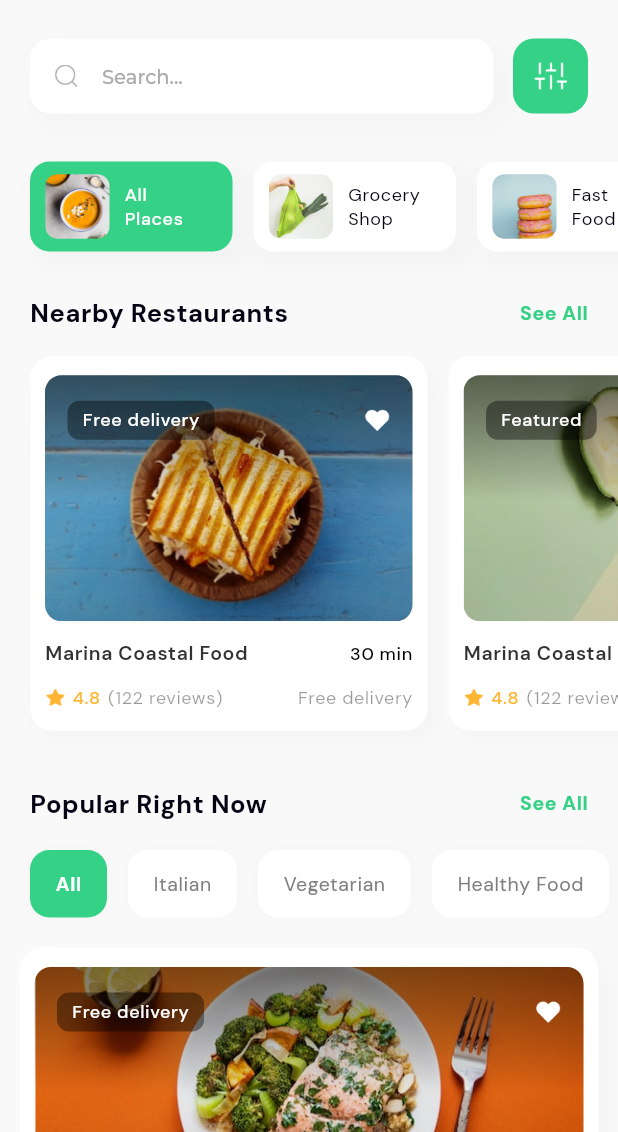
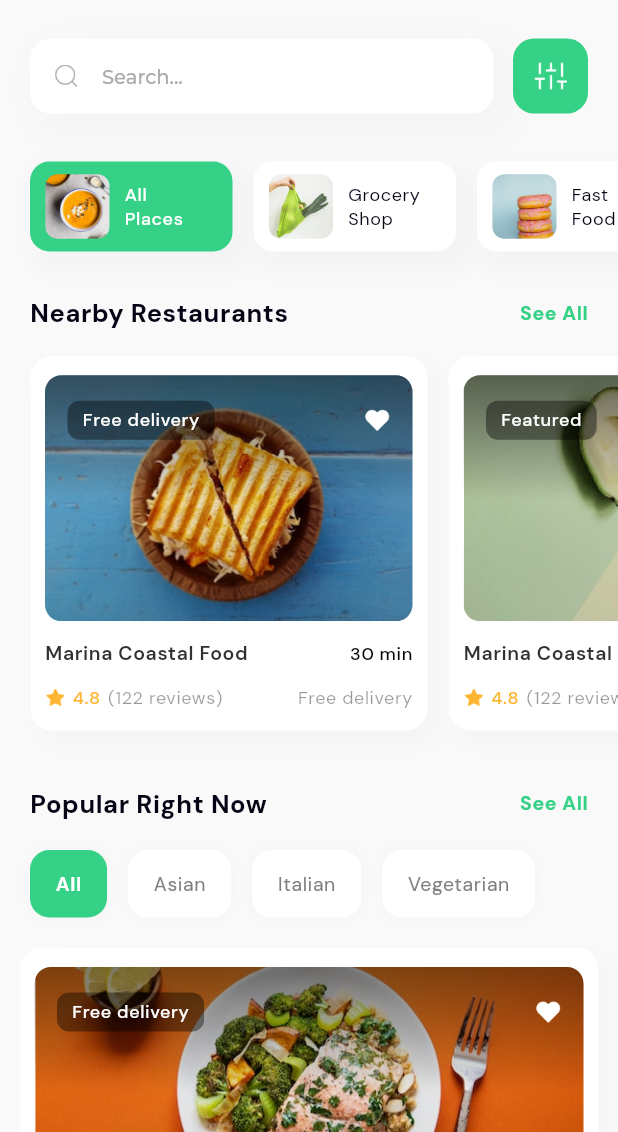
Before and after one commit to eliasss123/elias_weam_food2, a Flutter app: the Home screen opened by its route, on a phone screen of 412 x 824 dp, the part 104-1236 px from its top. Run offline on Flutter 3.47's test engine with Material 2 defaults, Android fonts, the phone set to English and light mode, and no system bars; our stand-ins replace cached_network_image, expandable, flutter_rating_bar, flutter_svg, flutter_switch, get and 7 more; missing offline and left inert: enhance_stepper; accounts and stored records are empty; network calls fail.

```diff
--- a/lib/translations/ar_IL.dart
+++ b/lib/translations/ar_IL.dart
@@ -418,4 +418,5 @@ final Map<String, String> arabic = {
   //Driver App
   'sign_up':'تسجيل',
   'sign_up1':'التسجيل',
+  'asian':'اسيوي',
 };
--- a/lib/translations/en_US.dart
+++ b/lib/translations/en_US.dart
@@ -444,4 +444,5 @@ final Map<String, String> english = {
   //Driver App
   'sign_up':'Sign Up',
   'sign_up1':'Sign Up',
+  'asian':'Asian',
 };
--- a/lib/translations/he_IL.dart
+++ b/lib/translations/he_IL.dart
@@ -418,4 +418,5 @@ final Map<String, String> hebrew = {
   //Driver App
   'sign_up':'הרשמה',
   'sign_up1':'הרשמה',
+  'asian':'אסייתי',
 };
--- a/lib/view/screens/driver_app/driver_app_settings/d_settings_screens/d_languages.dart
+++ b/lib/view/screens/driver_app/driver_app_settings/d_settings_screens/d_languages.dart
@@ -1,6 +1,7 @@
 import 'package:elias_weam_food2/constant/color.dart';
 import 'package:elias_weam_food2/constant/instance.dart';
 import 'package:elias_weam_food2/shared_preferences/user_simple_preferences.dart';
+import 'package:elias_weam_food2/view/screens/driver_app/driver_bottom_nav/driver_bottom_nav.dart';
 import 'package:elias_weam_food2/view/widget/my_text.dart';
 import 'package:elias_weam_food2/view/widget/simple_app_bar.dart';
 import 'package:flutter/material.dart';
@@ -80,6 +81,7 @@ class _DriverLanguagesState extends State<DriverLanguages> {
                             languagesList[index],
                             index,
                           );
+                          Get.offAll(() => DriverBottomNav());
                         },
                         borderRadius: BorderRadius.circular(10),
                         child: Padding(
--- a/lib/view/screens/main_app/home/home.dart
+++ b/lib/view/screens/main_app/home/home.dart
@@ -33,6 +33,7 @@ class _HomeState extends State<Home> {
   ];
   final List<String> popularList = [
     'all',
+    'asian',
     'italian',
     'vegetarian',
     'healthy_food',
--- a/lib/view/screens/main_app/profile/profile_screens/languages.dart
+++ b/lib/view/screens/main_app/profile/profile_screens/languages.dart
@@ -1,6 +1,7 @@
 import 'package:elias_weam_food2/constant/color.dart';
 import 'package:elias_weam_food2/constant/instance.dart';
 import 'package:elias_weam_food2/shared_preferences/user_simple_preferences.dart';
+import 'package:elias_weam_food2/view/screens/main_app/bottom_nav_bar/bottom_nav_bar.dart';
 import 'package:elias_weam_food2/view/widget/my_button.dart';
 import 'package:elias_weam_food2/view/widget/my_text.dart';
 import 'package:elias_weam_food2/view/widget/simple_app_bar.dart';
@@ -81,6 +82,7 @@ class _LanguagesState extends State<Languages> {
                             languagesList[index],
                             index,
                           );
+                          Get.offAll(() => BottomNavBar());
                         },
                         borderRadius: BorderRadius.circular(10),
                         child: Padding(
--- a/lib/view/screens/merchant_app/merchant_app_settings/m_settings_screens/m_languages.dart
+++ b/lib/view/screens/merchant_app/merchant_app_settings/m_settings_screens/m_languages.dart
@@ -1,6 +1,7 @@
 import 'package:elias_weam_food2/constant/color.dart';
 import 'package:elias_weam_food2/constant/instance.dart';
 import 'package:elias_weam_food2/shared_preferences/user_simple_preferences.dart';
+import 'package:elias_weam_food2/view/screens/merchant_app/merchant_bottom_nav/merchant_bottom_nav.dart';
 import 'package:elias_weam_food2/view/widget/my_text.dart';
 import 'package:elias_weam_food2/view/widget/simple_app_bar.dart';
 import 'package:flutter/material.dart';
@@ -78,6 +79,7 @@ class _MerchantLanguagesState extends State<MerchantLanguages> {
                           languagesList[index],
                           index,
                         );
+                        Get.offAll(() => MerchantBottomNav());
                       },
                       borderRadius: BorderRadius.circular(10),
                       child: Padding(
```
